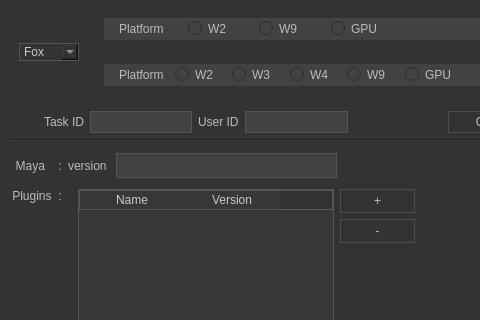
Qt form Test_task/Task.ui (kRayvison/Pycharm_python35) before a commit; both pictures show x 0 to 480 and y 0 to 320 of the 567 by 742 pixel window.
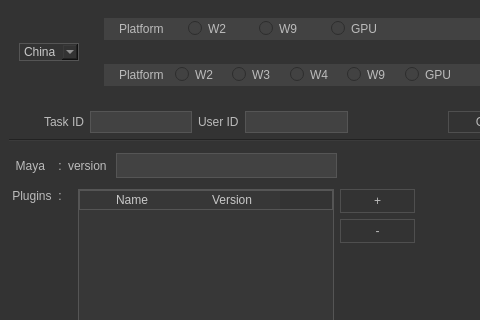
The same form after that commit.

Commit message: 去除openfile 按钮

```diff
--- a/Test_task/Task.ui
+++ b/Test_task/Task.ui
@@ -124,11 +124,6 @@
           <height>16777215</height>
          </size>
         </property>
-        <item>
-         <property name="text">
-          <string>Fox</string>
-         </property>
-        </item>
         <item>
          <property name="text">
           <string>China</string>
```
Left out of the diff: 7 changed lines with no effect on the pictures. The commit also changes 4 other files.
